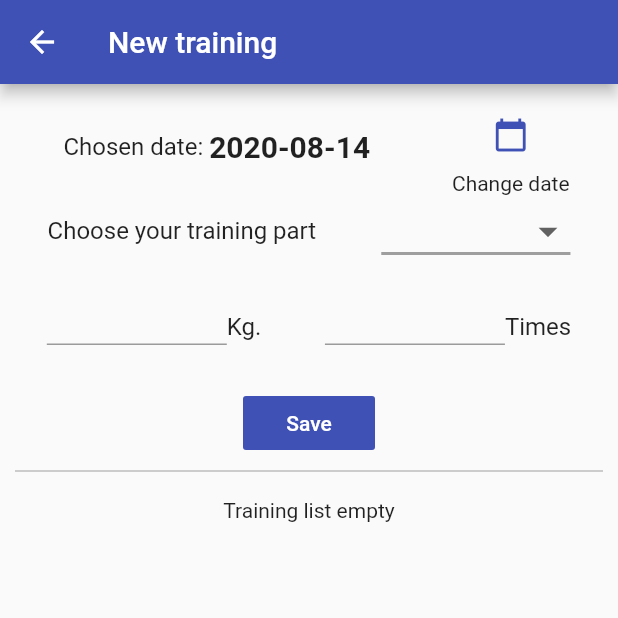
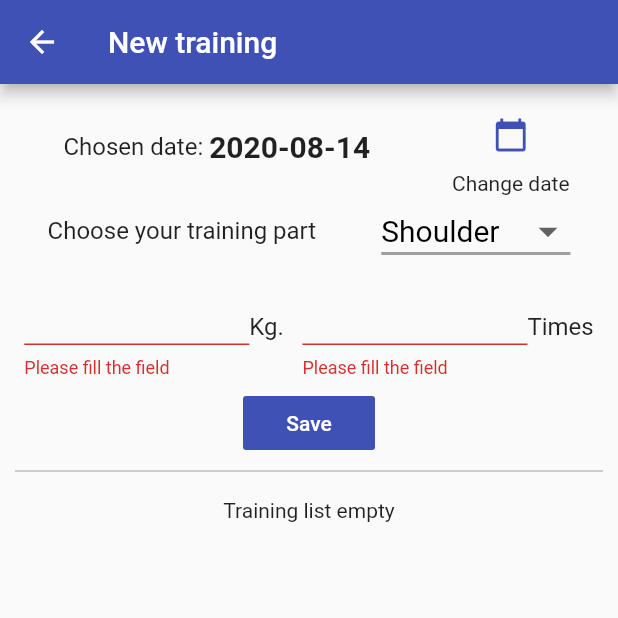
Before and after one commit to bigface0202/volume_tracker, a Flutter app: the NewTrainingScreen screen opened by its route, after a tap on "Save", on a phone screen of 412 x 824 dp, the top half of it. Run offline on Flutter 3.47's test engine with Material 2 defaults, Android fonts, the phone set to English and light mode, and no system bars; our stand-ins replace charts_flutter, sqflite; accounts and stored records are empty.

Commit message:
Add error message when user input invalid number

```diff
--- a/lib/models/volume_prov.dart
+++ b/lib/models/volume_prov.dart
@@ -9,7 +9,7 @@ class VolumeProv with ChangeNotifier {
   List<Volume> _userVolume = [];
 
   List<Volume> get userVolumes {
-    return [..._userVolume];
+    return [..._userVolume].toList();
   }
 
   void addVolume(Volume volume) {
--- a/lib/screens/new_training_screen.dart
+++ b/lib/screens/new_training_screen.dart
@@ -19,23 +19,25 @@ class _NewTrainingScreenState extends State<NewTrainingScreen> {
   final _weightsController = TextEditingController();
   final _timesController = TextEditingController();
   final _form = GlobalKey<FormState>();
+  final _timesForcusNode = FocusNode();
   String _selectedDate = DateFormat('yyyy-MM-dd').format(DateTime.now());
-  String _selectedPart;
+  String _selectedPart = 'Shoulder';
   List<String> _parts = [
-    "Shoulder",
-    "Chest",
-    "Biceps",
-    "Triceps",
-    "Arm",
-    "Back",
-    "Abdominal",
-    "Leg"
+    'Shoulder',
+    'Chest',
+    'Biceps',
+    'Triceps',
+    'Arm',
+    'Back',
+    'Abdominal',
+    'Leg'
   ];
 
   @override
   void dispose() {
     _weightsController.dispose();
     _timesController.dispose();
+    _timesForcusNode.dispose();
     super.dispose();
   }
 
@@ -186,22 +188,31 @@ class _NewTrainingScreenState extends State<NewTrainingScreen> {
                       children: <Widget>[
                         SizedBox(
                           height: 80,
-                          width: 120,
+                          width: 150,
+                          // Weight TextFormField
                           child: TextFormField(
                             style: TextStyle(
                               fontSize: 24,
                             ),
+                            // decoration: InputDecoration(labelStyle: labelstyle),
                             textAlign: TextAlign.center,
                             keyboardType: TextInputType.number,
+                            textInputAction: TextInputAction.next,
                             controller: _weightsController,
                             validator: (value) {
                               if (value.isEmpty) {
                                 return 'Please fill the field';
                               }
+                              if (double.tryParse(value) == null) {
+                                return 'Please enter a valid number.';
+                              }
+                              if (double.parse(value) <= 0) {
+                                return 'Please enter a number greater than zero.';
+                              }
                               return null;
                             },
-                            onFieldSubmitted: (_) =>
-                                FocusScope.of(context).unfocus(),
+                            onFieldSubmitted: (_) => FocusScope.of(context)
+                                .requestFocus(_timesForcusNode),
                           ),
                         ),
                         Text(
@@ -214,7 +225,7 @@ class _NewTrainingScreenState extends State<NewTrainingScreen> {
                       children: <Widget>[
                         SizedBox(
                           height: 80,
-                          width: 120,
+                          width: 150,
                           child: TextFormField(
                             style: TextStyle(
                               fontSize: 24,
@@ -222,14 +233,19 @@ class _NewTrainingScreenState extends State<NewTrainingScreen> {
                             textAlign: TextAlign.center,
                             keyboardType: TextInputType.number,
                             controller: _timesController,
+                            focusNode: _timesForcusNode,
                             validator: (value) {
                               if (value.isEmpty) {
                                 return 'Please fill the field';
                               }
+                              if (double.tryParse(value) == null) {
+                                return 'Please enter a valid number.';
+                              }
+                              if (double.parse(value) <= 0) {
+                                return 'Please enter a number greater than zero.';
+                              }
                               return null;
                             },
-                            onFieldSubmitted: (_) =>
-                                FocusScope.of(context).unfocus(),
                           ),
                         ),
                         Text(
@@ -245,7 +261,14 @@ class _NewTrainingScreenState extends State<NewTrainingScreen> {
                     'Save',
                     style: TextStyle(color: Colors.white),
                   ),
-                  onPressed: _submitData,
+                  onPressed: () {
+                    final isValid = _form.currentState.validate();
+                    if (!isValid) {
+                      return;
+                    }
+                    _form.currentState.save();
+                    _submitData();
+                  },
                   color: Colors.indigo,
                 ),
                 Divider(
```
